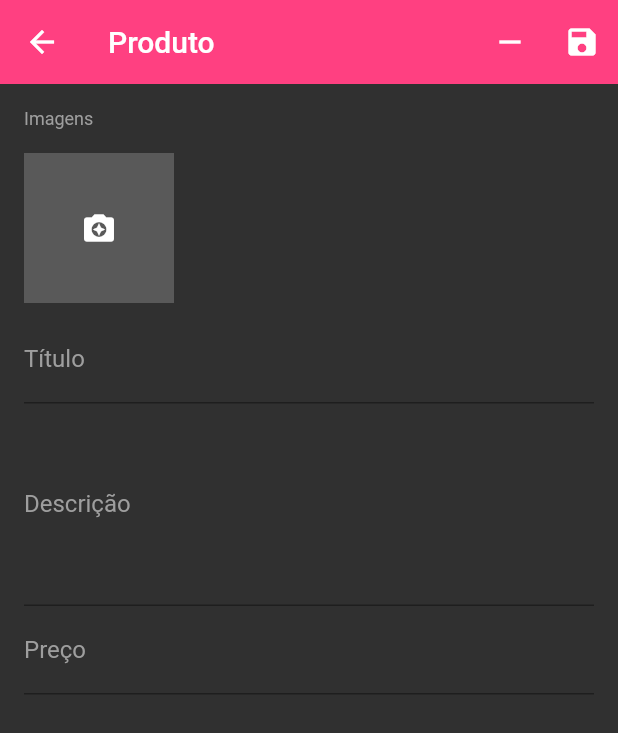
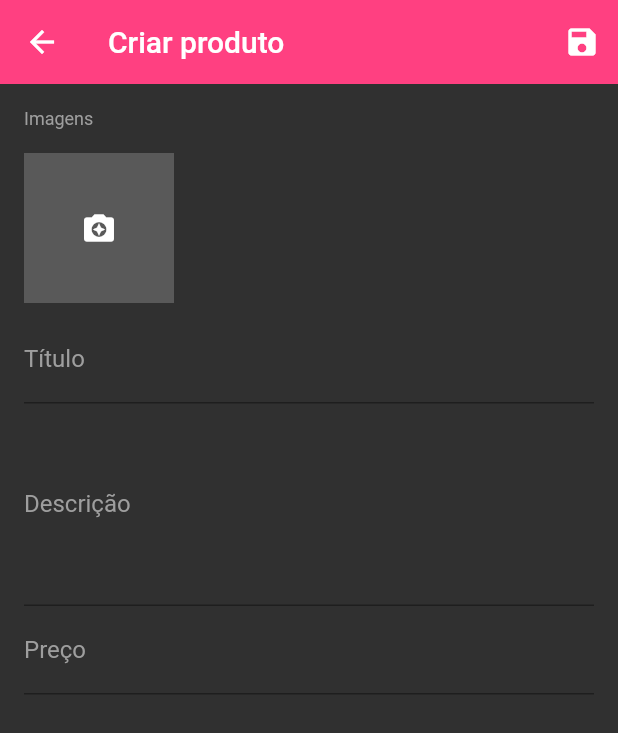
Before and after one commit to Raimundo-Martins/App_Gerente_Loja, a Flutter app: the ProductScreen screen opened directly, on a phone screen of 412 x 824 dp. Shown: the top 733 px of the screen. Run offline on Flutter 3.47's test engine with Material 2 defaults, Android fonts, the phone set to English and light mode, and no system bars; our stand-ins replace cloud_firestore, firebase_auth, firebase_storage, flutter_speed_dial, image_cropper, image_picker and 2 more; missing offline and left inert: bloc_pattern; accounts and stored records are empty.

```diff
--- a/lib/screens/product_screen.dart
+++ b/lib/screens/product_screen.dart
@@ -39,11 +39,36 @@ class _ProductScreenState extends State<ProductScreen> with ProductValidator {
       backgroundColor: Colors.grey[850],
       appBar: AppBar(
         elevation: 0,
-        title: Text('Produto'),
+        title: StreamBuilder<bool>(
+            stream: _productBloc.outCreated,
+            initialData: false,
+            builder: (context, snapshot) {
+              return Text(snapshot.data ? 'Editar produto' : 'Criar produto');
+            }),
         actions: [
-          IconButton(
-            icon: Icon(Icons.remove),
-            onPressed: () {},
+          StreamBuilder<bool>(
+            stream: _productBloc.outCreated,
+            initialData: false,
+            builder: (context, snapshot) {
+              if (snapshot.data)
+                return StreamBuilder<bool>(
+                  stream: _productBloc.outLoading,
+                  initialData: false,
+                  builder: (context, snapshot) {
+                    return IconButton(
+                      icon: Icon(Icons.remove),
+                      onPressed: snapshot.data
+                          ? null
+                          : () {
+                              _productBloc.deleteProduct();
+                              Navigator.of(context).pop();
+                            },
+                    );
+                  },
+                );
+              else
+                return Container();
+            },
           ),
           StreamBuilder<bool>(
             stream: _productBloc.outLoading,
```
Also changed, not shown: lib/blocs/product_bloc.dart (+52 -3 lines).
